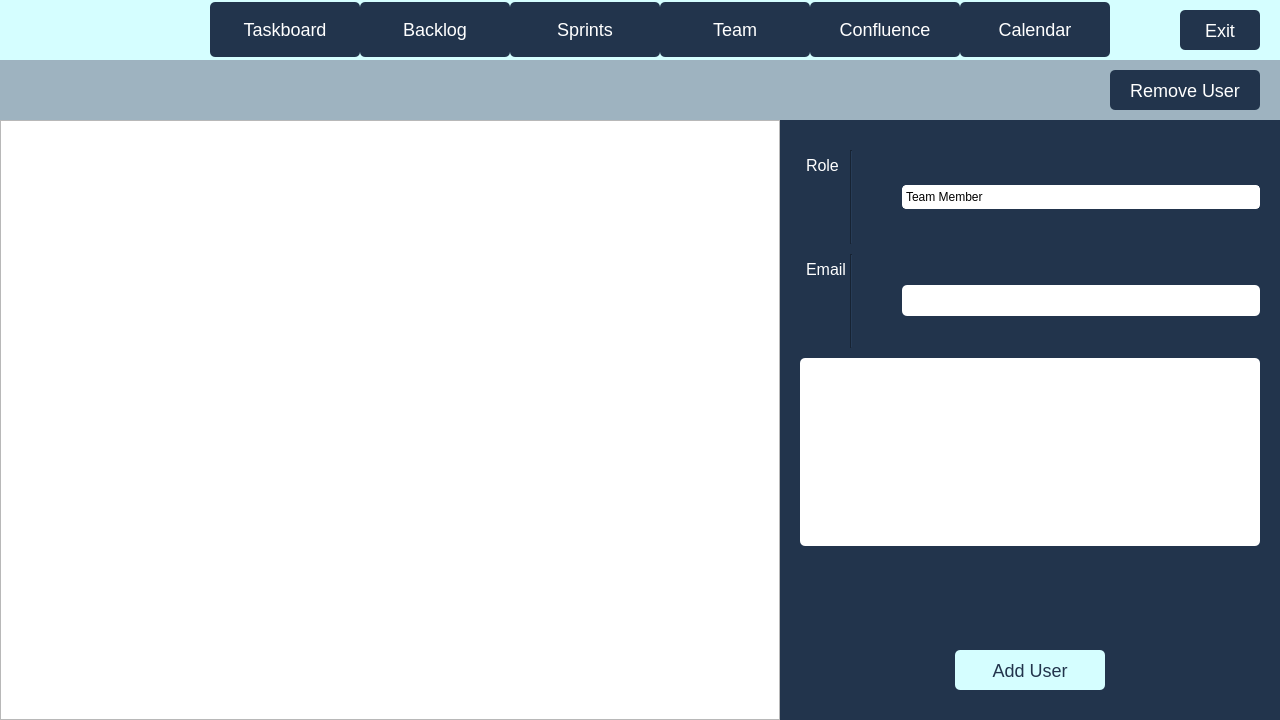
The window that code/Staging_Environment/Recovered/Staging_Environment_Recorverd/parentboard.ui (muazzamaqeel/Software-Project-CTS-5) describes before a commit, drawn with Qt 5.
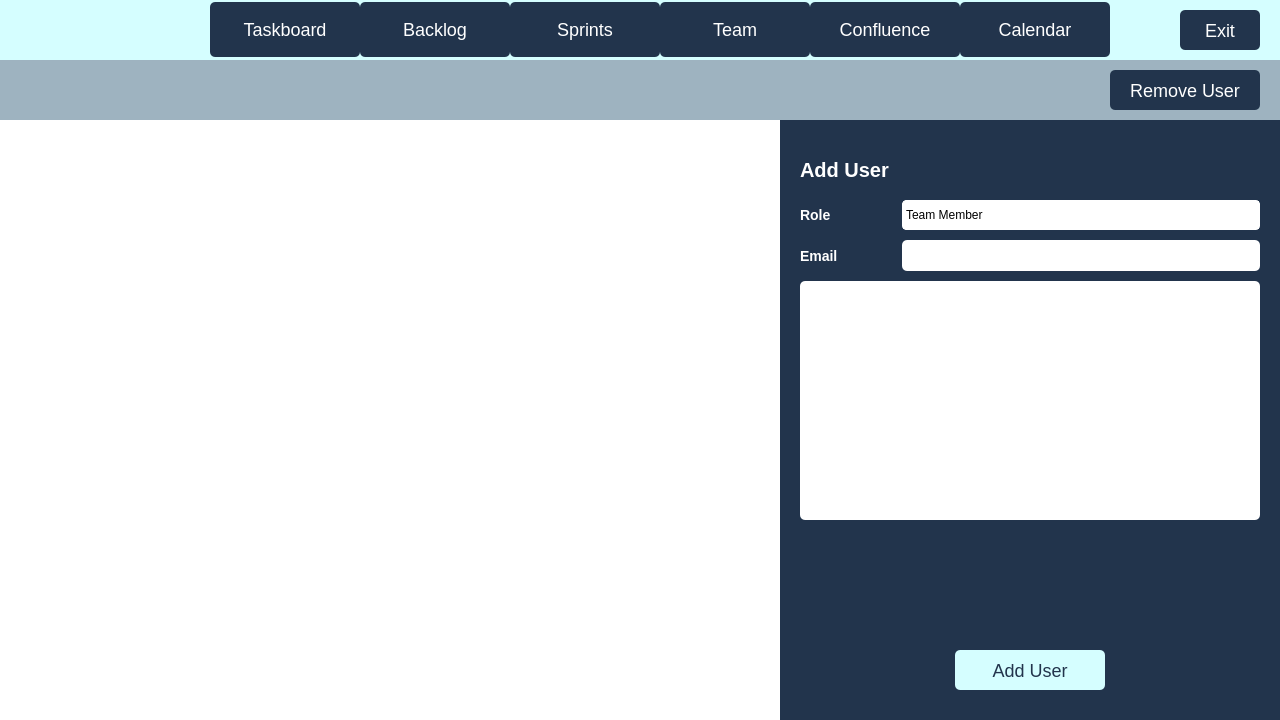
The same window after the commit. The open tabs and pages were chosen to show the change. Icons and pictures are not drawn.

```diff
--- a/code/Staging_Environment/Recovered/Staging_Environment_Recorverd/parentboard.ui
+++ b/code/Staging_Environment/Recovered/Staging_Environment_Recorverd/parentboard.ui
@@ -2896,14 +2896,58 @@
               </size>
              </property>
              <property name="styleSheet">
-              <string notr="true">/* QHeaderView Sections (Individual Columns) */
+              <string notr="true">/* QTableWidget Stylesheet */
+
+QTableWidget {
+    font: 14pt &quot;Arial&quot;;
+    color: black;
+    border: none;
+    background-color: white;
+    alternate-background-color: rgb(240, 240, 240);
+    selection-background-color: #D5FEFF;
+    selection-color: black;
+    gridline-color: rgb(200, 200, 200);
+    /*border-radius: 10px;*/
+}
+
+/* Header (Individual Columns) */
 QHeaderView::section {
     background-color: #22344C;
     color: white;
     padding: 4px;
     border: 1px solid white;
-    qproperty-horizontalStretch: 1; /* Stretch the header to fill the entire width */
-    qproperty-stretchSection: 1; /* Stretch all sections to fill the remaining space */
+    qproperty-horizontalStretch: 1;
+}
+
+/* Items (Cells) */
+QTableWidget::item {
+    padding: 8px;
+    font-size: 14px;
+}
+
+QTableWidget::item:selected {
+    color: black;
+    font-weight: bold;
+}
+
+/* Vertical ScrollBar */
+QScrollBar:vertical {
+    width: 0;
+}
+
+/* Horizontal ScrollBar */
+QScrollBar:horizontal {
+    height: 0;
+}
+
+/*The lower part of the vertical header:*/
+QHeaderView {
+    background-color: #22344C;
+}
+
+/*The top-left area is actually a button:*/
+QTableCornerButton::section {
+    background-color: white;
 }</string>
              </property>
             </widget>
@@ -2918,7 +2962,7 @@
    background-color: #22344C;
 }</string>
              </property>
-             <layout class="QVBoxLayout" name="verticalLayout_17" stretch="1,1,2,1,1">
+             <layout class="QVBoxLayout" name="verticalLayout_17" stretch="0,1,1,2,1,1">
               <property name="spacing">
                <number>10</number>
               </property>
@@ -2934,37 +2978,66 @@
               <property name="bottomMargin">
                <number>30</number>
               </property>
+              <item>
+               <widget class="QLabel" name="teamsHeader">
+                <property name="minimumSize">
+                 <size>
+                  <width>0</width>
+                  <height>40</height>
+                 </size>
+                </property>
+                <property name="styleSheet">
+                 <string notr="true">/*Big Label*/
+QLabel {
+font-weight: bold;
+font-size: 20px;
+qproperty-alignment: AlignCenter; /* This ensures text is centered */
+color: white;
+background-color: transparent;
+}
+</string>
+                </property>
+                <property name="text">
+                 <string>Add User</string>
+                </property>
+               </widget>
+              </item>
               <item>
                <layout class="QHBoxLayout" name="horizontalLayout_39" stretch="10,35">
                 <property name="spacing">
                  <number>0</number>
                 </property>
                 <item>
-                 <widget class="QTextBrowser" name="display_role">
+                 <widget class="QLabel" name="display_role">
+                  <property name="minimumSize">
+                   <size>
+                    <width>100</width>
+                    <height>0</height>
+                   </size>
+                  </property>
                   <property name="styleSheet">
-                   <string notr="true">QLabel {
+                   <string notr="true">/*Small Label*/
+QLabel {
 background: transparent;
-font: 12pt Arial white;
+color: white;
+font-weight: bold;
+font-size: 14px;
 qproperty-alignment: 'AlignCenter';
 }</string>
                   </property>
-                  <property name="frameShape">
-                   <enum>QFrame::VLine</enum>
-                  </property>
-                  <property name="html">
-                   <string>&lt;!DOCTYPE HTML PUBLIC &quot;-//W3C//DTD HTML 4.0//EN&quot; &quot;http://www.w3.org/TR/REC-html40/strict.dtd&quot;&gt;
-&lt;html&gt;&lt;head&gt;&lt;meta name=&quot;qrichtext&quot; content=&quot;1&quot; /&gt;&lt;meta charset=&quot;utf-8&quot; /&gt;&lt;style type=&quot;text/css&quot;&gt;
-p, li { white-space: pre-wrap; }
-hr { height: 1px; border-width: 0; }
-li.unchecked::marker { content: &quot;\2610&quot;; }
-li.checked::marker { content: &quot;\2612&quot;; }
-&lt;/style&gt;&lt;/head&gt;&lt;body style=&quot; font-family:'.AppleSystemUIFont'; font-size:13pt; font-weight:400; font-style:normal;&quot;&gt;
-&lt;p style=&quot; margin-top:0px; margin-bottom:0px; margin-left:0px; margin-right:0px; -qt-block-indent:0; text-indent:0px;&quot;&gt;&lt;span style=&quot; font-family:'Segoe UI'; font-size:12pt; color:#ffffff;&quot;&gt;Role&lt;/span&gt;&lt;/p&gt;&lt;/body&gt;&lt;/html&gt;</string>
+                  <property name="text">
+                   <string>Role</string>
                   </property>
                  </widget>
                 </item>
                 <item>
                  <widget class="QComboBox" name="comboBox_role">
+                  <property name="minimumSize">
+                   <size>
+                    <width>350</width>
+                    <height>30</height>
+                   </size>
+                  </property>
                   <property name="styleSheet">
                    <string notr="true">QComboBox {
     border: 1px solid white;
@@ -3054,31 +3127,36 @@
                  <number>0</number>
                 </property>
                 <item>
-                 <widget class="QTextBrowser" name="display_firstname">
+                 <widget class="QLabel" name="display_firstname">
+                  <property name="minimumSize">
+                   <size>
+                    <width>100</width>
+                    <height>0</height>
+                   </size>
+                  </property>
                   <property name="styleSheet">
-                   <string notr="true">QLabel {
+                   <string notr="true">/*Small Label*/
+QLabel {
 background: transparent;
-font: 12pt Arial white;
+color: white;
+font-weight: bold;
+font-size: 14px;
 qproperty-alignment: 'AlignCenter';
 }</string>
                   </property>
-                  <property name="frameShape">
-                   <enum>QFrame::VLine</enum>
-                  </property>
-                  <property name="html">
-                   <string>&lt;!DOCTYPE HTML PUBLIC &quot;-//W3C//DTD HTML 4.0//EN&quot; &quot;http://www.w3.org/TR/REC-html40/strict.dtd&quot;&gt;
-&lt;html&gt;&lt;head&gt;&lt;meta name=&quot;qrichtext&quot; content=&quot;1&quot; /&gt;&lt;meta charset=&quot;utf-8&quot; /&gt;&lt;style type=&quot;text/css&quot;&gt;
-p, li { white-space: pre-wrap; }
-hr { height: 1px; border-width: 0; }
-li.unchecked::marker { content: &quot;\2610&quot;; }
-li.checked::marker { content: &quot;\2612&quot;; }
-&lt;/style&gt;&lt;/head&gt;&lt;body style=&quot; font-family:'.AppleSystemUIFont'; font-size:13pt; font-weight:400; font-style:normal;&quot;&gt;
-&lt;p style=&quot; margin-top:0px; margin-bottom:0px; margin-left:0px; margin-right:0px; -qt-block-indent:0; text-indent:0px;&quot;&gt;&lt;span style=&quot; font-family:'Segoe UI'; font-size:12pt; color:#ffffff;&quot;&gt;Email&lt;/span&gt;&lt;/p&gt;&lt;/body&gt;&lt;/html&gt;</string>
+                  <property name="text">
+                   <string>Email</string>
                   </property>
                  </widget>
                 </item>
                 <item>
                  <widget class="QLineEdit" name="input_email">
+                  <property name="minimumSize">
+                   <size>
+                    <width>350</width>
+                    <height>30</height>
+                   </size>
+                  </property>
                   <property name="styleSheet">
                    <string notr="true">QLineEdit {
 background: white;
```
Left out of the diff: 42 changed lines with no effect on the pictures.
